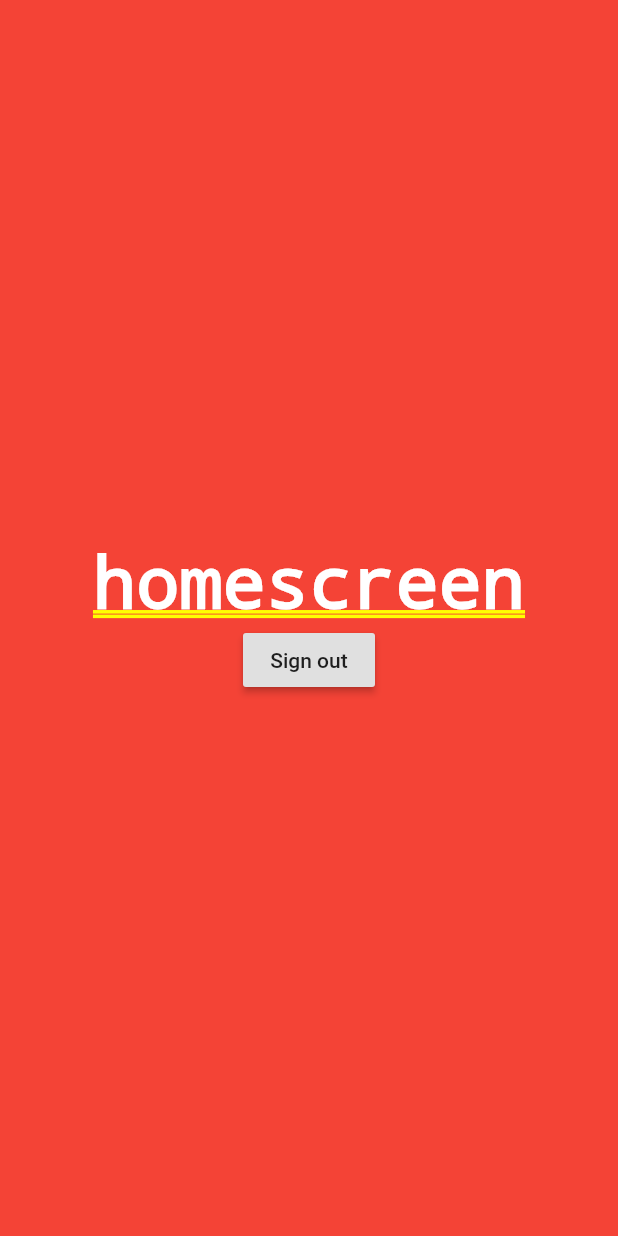
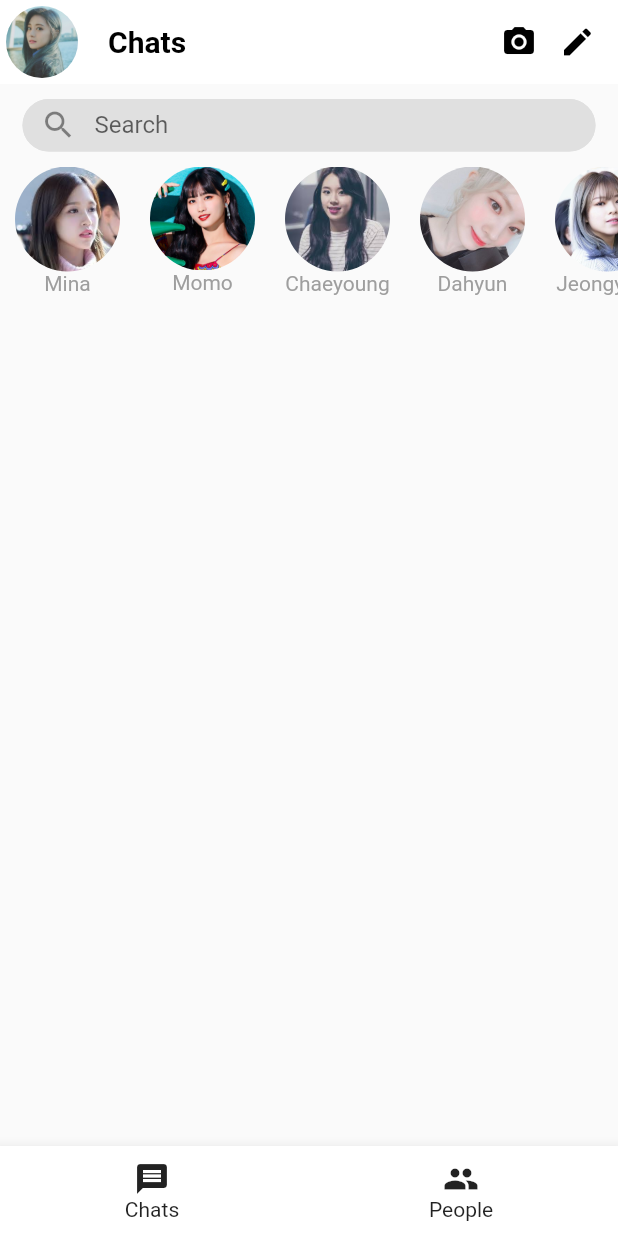
Before and after one commit to Christiann12/messagingApp, a Flutter app: the screen it shows once a user with an empty profile is signed in, on a phone screen of 412 x 824 dp. Run offline on Flutter 3.47's test engine with Material 2 defaults, Android fonts, the phone set to English and light mode, and no system bars; our stand-ins replace cloud_firestore, firebase_auth, flutter_datetime_picker; accounts and stored records are empty.

Commit message:
feat: created Homescreen UI
Created homescreen UI

```diff
--- a/lib/main.dart
+++ b/lib/main.dart
@@ -1,6 +1,7 @@
 import 'package:flutter/material.dart';
 import 'package:cloud_firestore/cloud_firestore.dart';
 import 'package:messagingapp/process/authProcess.dart';
+import 'package:messagingapp/screens/homescreen.dart';
 import 'package:messagingapp/wrapper.dart';
 import 'package:provider/provider.dart';
 import 'classes/user.dart';
@@ -14,7 +15,9 @@ class Root extends StatelessWidget {
   Widget build(BuildContext context) {
     return StreamProvider<User>.value(
       value: AuthProcess().user,
-      child: MaterialApp(home: Wrapper()),
+      child: MaterialApp(
+          home:
+              Wrapper()), //wrapper dapat yung sa homescreen..pinaltan ko lang pantest HGAHAHAHA
     );
   }
 }
--- a/lib/screens/homescreen.dart
+++ b/lib/screens/homescreen.dart
@@ -11,28 +11,156 @@ class Homescreen extends StatefulWidget {
 class _HomescreenState extends State<Homescreen> {
   @override
   Widget build(BuildContext context) {
-    return Container(
-      decoration: BoxDecoration(
-        color: Colors.red
-      ),
-      child: Center(
-        child: Column(
-          mainAxisAlignment: MainAxisAlignment.center,
-          children: <Widget>[
-            Text(
-              'homescreen',
-              style: TextStyle(color: Colors.white,
+    return Scaffold(
+      appBar: AppBar(
+        elevation: 0.0,
+        bottomOpacity: 0.0,
+        backgroundColor: Colors.white,
+        leading: Padding(
+          padding: const EdgeInsets.all(4.0),
+          child: ClipRRect(
+            borderRadius: BorderRadius.circular(50.0),
+            child: Image.asset('images/tzuyu.jpg'),
+          ),
+        ),
+        title: Text(
+          'Chats',
+          style: TextStyle(color: Colors.black, fontWeight: FontWeight.bold),
+        ),
+        actions: <Widget>[
+          GestureDetector(
+            child: Padding(
+              padding: const EdgeInsets.only(right: 15.0),
+              child: Icon(
+                Icons.photo_camera,
+                color: Colors.black,
               ),
             ),
-            RaisedButton(
-              child: Text('Sign out'),
-              onPressed: () {
-                _auth.signOut();
-              }
-            )
+          ),
+          GestureDetector(
+            child: Padding(
+              padding: const EdgeInsets.only(right: 15.0),
+              child: Icon(Icons.edit, color: Colors.black),
+            ),
+          ),
+        ],
+      ),
+      body: SingleChildScrollView(
+        child: Column(
+          children: <Widget>[
+            Padding(
+              padding:
+                  const EdgeInsets.only(left: 15.0, right: 15.0, top: 10.0),
+              child: Container(
+                height: 35.0,
+                child: TextField(
+                  cursorColor: Colors.grey[600],
+                  decoration: InputDecoration(
+                    hasFloatingPlaceholder: false,
+                    enabledBorder: OutlineInputBorder(
+                      borderRadius: BorderRadius.circular(30.0),
+                      borderSide: BorderSide(color: Colors.grey[300]),
+                    ),
+                    focusedBorder: OutlineInputBorder(
+                      borderRadius: BorderRadius.circular(30.0),
+                      borderSide: BorderSide(color: Colors.grey[300]),
+                    ),
+                    filled: true,
+                    fillColor: Colors.grey[300],
+                    labelText: 'Search',
+                    prefixIcon: Icon(Icons.search),
+                  ),
+                ),
+              ),
+            ),
+            Container(
+              margin: EdgeInsets.only(top: 10.0, left: 10.0),
+              height: 90.0,
+              child: ListView(
+                scrollDirection: Axis.horizontal,
+                children: <Widget>[
+                  ListviewIcons(
+                    name: 'Mina',
+                    photoPath: 'images/mina2.jpg',
+                  ),
+                  ListviewIcons(
+                    name: 'Momo',
+                    photoPath: 'images/momo.jpg',
+                  ),
+                  ListviewIcons(
+                    name: 'Chaeyoung',
+                    photoPath: 'images/chaeyoung.jpg',
+                  ),
+                  ListviewIcons(
+                    name: 'Dahyun',
+                    photoPath: 'images/dahyun2.jpg',
+                  ),
+                  ListviewIcons(
+                    name: 'Jeongyeon',
+                    photoPath: 'images/jeongyeon.jpg',
+                  ),
+                  ListviewIcons(
+                    name: 'Irene',
+                    photoPath: 'images/irene2.png',
+                  ),
+                ],
+              ),
+            ),
           ],
-        )
-    )
+        ),
+      ),
+      bottomNavigationBar: BottomAppBar(
+        color: Colors.white,
+        child: Container(
+          padding: EdgeInsets.only(top: 10.0),
+          height: 60.0,
+          child: Row(
+            mainAxisAlignment: MainAxisAlignment.spaceAround,
+            children: <Widget>[
+              Column(
+                children: <Widget>[
+                  Icon(Icons.message),
+                  Text('Chats'),
+                ],
+              ),
+              Column(
+                children: <Widget>[
+                  Icon(Icons.people),
+                  Text('People'),
+                ],
+              ),
+            ],
+          ),
+        ),
+      ),
     );
   }
 }
+
+class ListviewIcons extends StatelessWidget {
+  ListviewIcons({@required this.name, @required this.photoPath});
+
+  final String photoPath;
+  final String name;
+
+  @override
+  Widget build(BuildContext context) {
+    return Container(
+      margin: EdgeInsets.only(right: 20.0),
+      height: 80.0,
+      width: 70.0,
+      child: Column(
+        children: <Widget>[
+          ClipRRect(
+            borderRadius: BorderRadius.circular(70.0),
+            child: Image.asset('$photoPath'),
+          ),
+          Text(
+            '$name',
+            style: TextStyle(color: Colors.grey),
+          ),
+        ],
+      ),
+    );
+  }
+}
```
Also changed, not shown: images/chaeyoung.jpg (added), images/dahyun.png (added), images/dahyun2.jpg (added), images/irene.jpg (added), images/irene2.png (added), images/jeongyeon.jpg (added), images/mina.jpg (added), images/mina2.jpg (added), images/momo.jpg (added), images/tzuyu.jpg (added).
